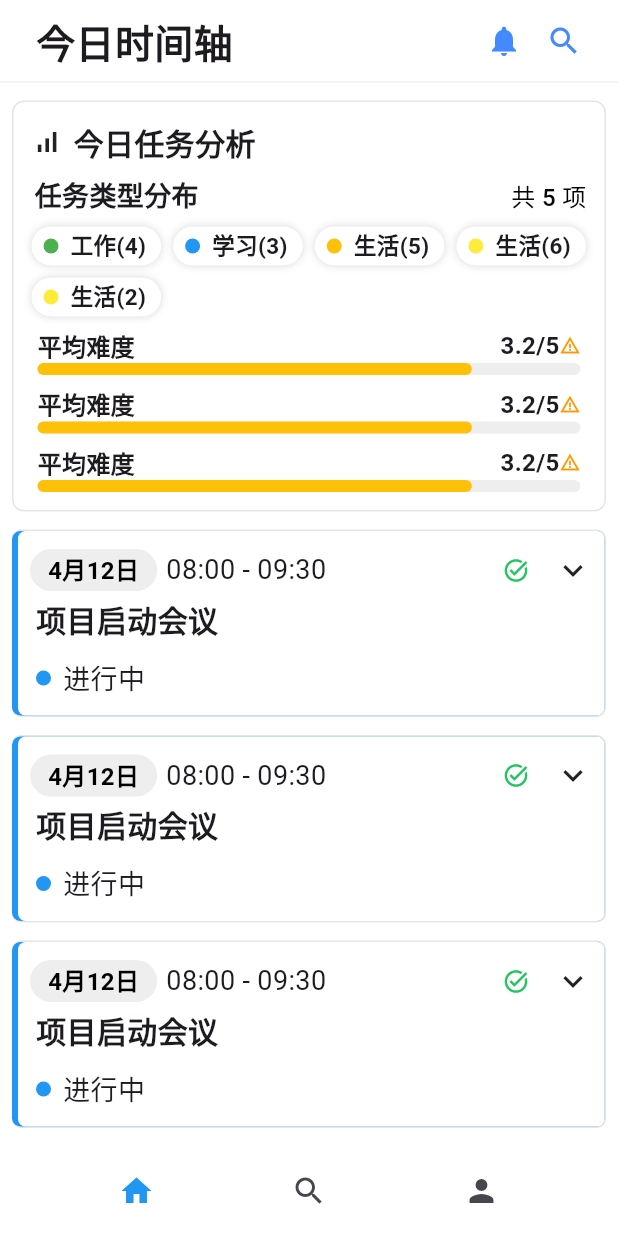
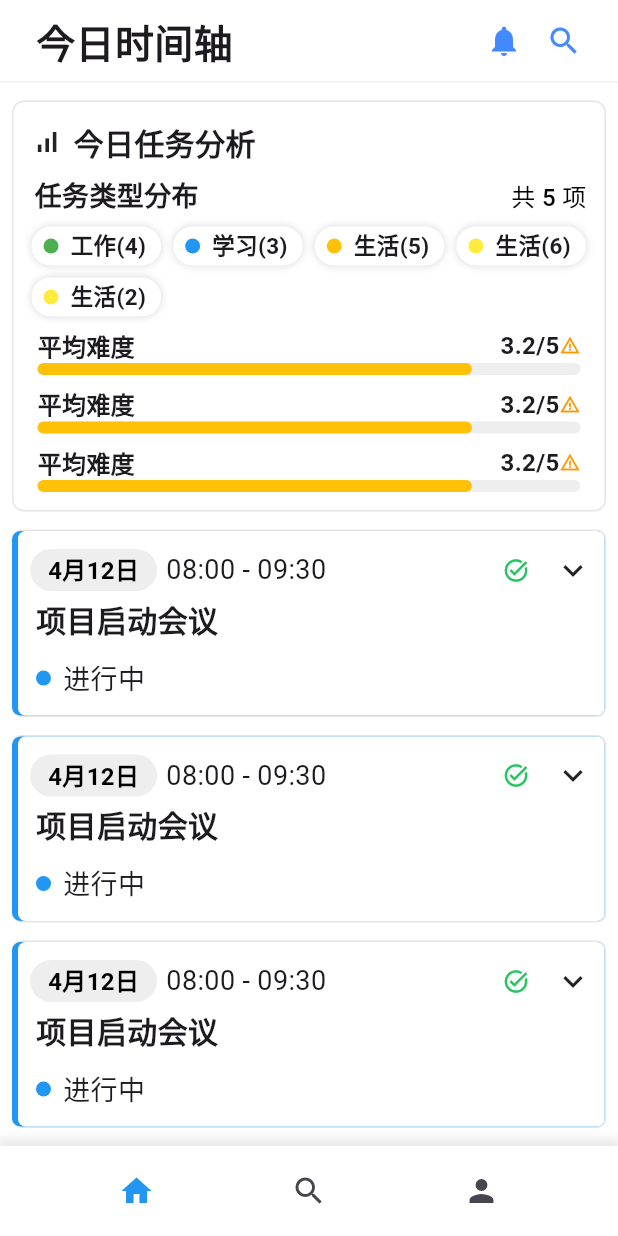
Before and after one commit to cnsource/DailyPlan, a Flutter app: the screen it shows after launch, on a phone screen of 412 x 824 dp. Run offline on Flutter 3.47's test engine with Material 3 defaults, Android fonts, the light colour scheme and no system bars; our stand-ins replace go_router.

Commit message:
fix: 处理底部bottom-navbar的shadow，视觉效果和内容产生层次感

```diff
--- a/lib/main.dart
+++ b/lib/main.dart
@@ -52,7 +52,17 @@ class _PageViewExampleState extends State<PageViewExample> {
               ),
               Container(
                 height: 60,
-                color: Colors.white,
+                decoration: BoxDecoration(
+                  color: Colors.white,
+                  boxShadow: [
+                    BoxShadow(
+                      color: Colors.grey.withAlpha(60), // 阴影颜色
+                      spreadRadius: 2, // 阴影扩散半径
+                      blurRadius: 5, // 阴影模糊半径
+                      offset: const Offset(0, -3), // 阴影偏移量，负数表示向上
+                    ),
+                  ],
+                ),
                 child: Row(
                   mainAxisAlignment: MainAxisAlignment.spaceEvenly,
                   children: [
```
